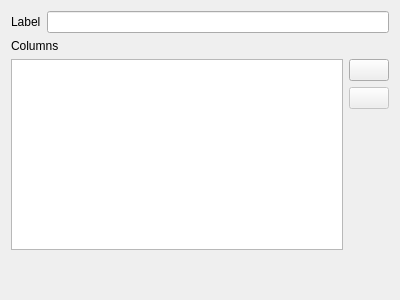
This is src/directorylocaleeditwidget.ui in ZIMA-Engineering/ZIMA-CAD-Parts as Qt 5 draws it before an edit. The edited form follows.
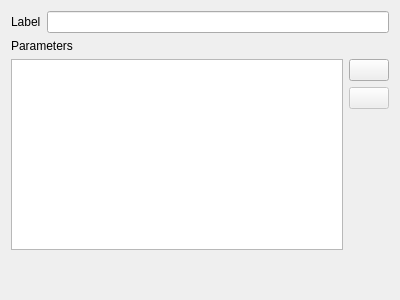
This is the edited form. Icons and pictures are not drawn.

What changed in the file:
```diff
--- a/src/directorylocaleeditwidget.ui
+++ b/src/directorylocaleeditwidget.ui
@@ -31,7 +31,7 @@
    <item>
     <widget class="QLabel" name="label_2">
      <property name="text">
-      <string>Columns</string>
+      <string>Parameters</string>
      </property>
     </widget>
    </item>
```
Left out of the diff: 6 changed lines with no effect on the pictures.
